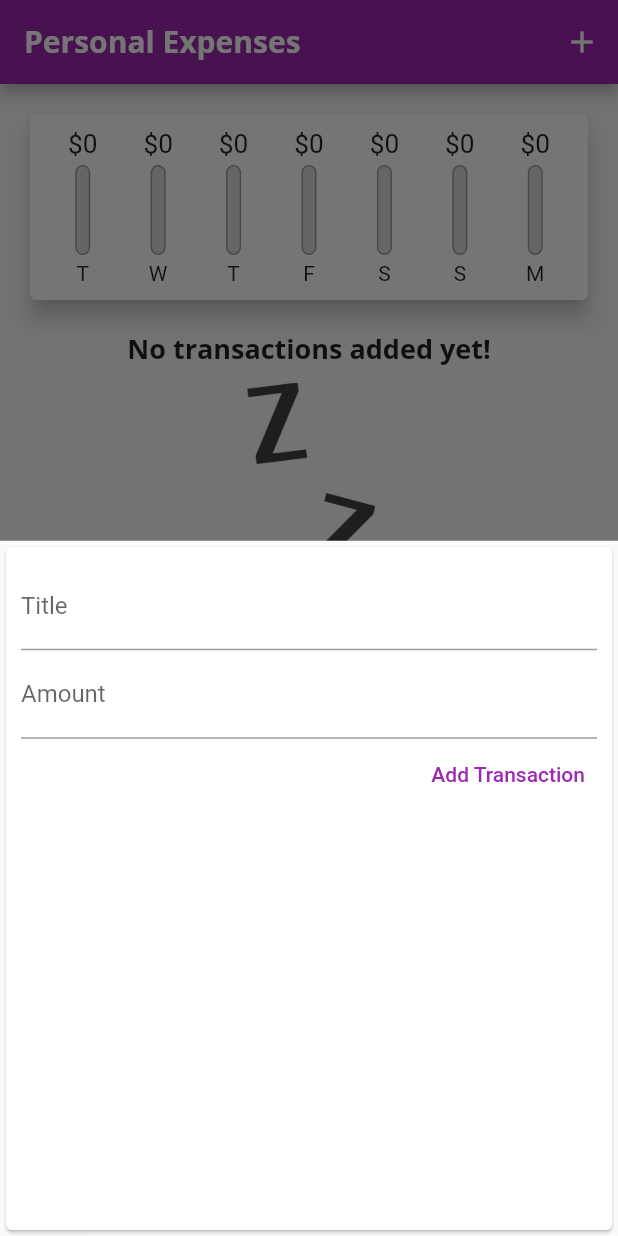
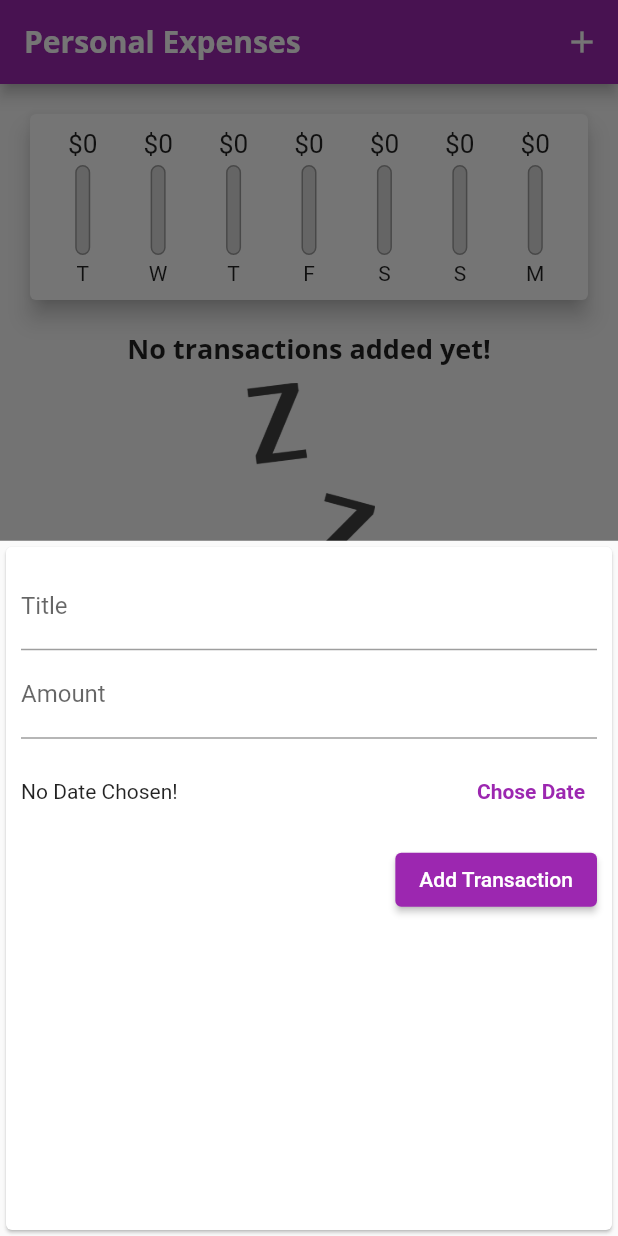
Before and after one commit to jortan02/personal_expenses_app, a Flutter app: the screen it shows after launch, after a tap on the "add" icon, on a phone screen of 412 x 824 dp. Run offline on Flutter 3.47's test engine with Material 2 defaults, Android fonts, the phone set to English and light mode, and no system bars.

Commit message:
Added delete feature

```diff
--- a/lib/main.dart
+++ b/lib/main.dart
@@ -52,16 +52,17 @@ class _MyHomePageState extends State<MyHomePage> {
 
   List<Transaction> get _recentTransactions {
     return _userTransactions.where((element) {
-      return element.date.isAfter(DateTime.now().subtract(const Duration(days: 7)));
+      return element.date
+          .isAfter(DateTime.now().subtract(const Duration(days: 7)));
     }).toList();
   }
 
-  void _addNewTransaction(String title, double amount) {
+  void _addNewTransaction(String title, double amount, DateTime date) {
     final newTx = Transaction(
         id: DateTime.now().toString(),
         title: title,
         amount: amount,
-        date: DateTime.now());
+        date: date);
     setState(() {
       _userTransactions.add(newTx);
     });
@@ -76,6 +77,14 @@ class _MyHomePageState extends State<MyHomePage> {
               behavior: HitTestBehavior.opaque,
               child: NewTransaction(addTransaction: _addNewTransaction));
         });
+  }
+
+  void _deleteTransaction(String id) {
+    setState(() {
+      _userTransactions.removeWhere((element) {
+        return element.id == id;
+      });
+    });
   }
 
   @override
@@ -94,7 +103,10 @@ class _MyHomePageState extends State<MyHomePage> {
           crossAxisAlignment: CrossAxisAlignment.start,
           children: <Widget>[
             Chart(recentTransactions: _recentTransactions),
-            TransactionList(transactions: _userTransactions)
+            TransactionList(
+              transactions: _userTransactions,
+              deleteTransaction: _deleteTransaction,
+            )
           ],
         ),
       ),
--- a/lib/widgets/chart.dart
+++ b/lib/widgets/chart.dart
@@ -47,7 +47,9 @@ class Chart extends StatelessWidget {
                 child: ChartBar(
                     label: (data["day"] as String),
                     spendingAmount: (data["amount"] as double),
-                spendingPercentage: totalSpending == 0.0 ? 0.0 : (data["amount"] as double) / totalSpending),
+                    spendingPercentage: totalSpending == 0.0
+                        ? 0.0
+                        : (data["amount"] as double) / totalSpending),
               );
             }).toList()),
       ),
--- a/lib/widgets/chart_bar.dart
+++ b/lib/widgets/chart_bar.dart
@@ -16,17 +16,17 @@ class ChartBar extends StatelessWidget {
   Widget build(BuildContext context) {
     return Column(
       children: [
-        Container(
+        SizedBox(
             height: 20,
             child: FittedBox(
                 child: Text("\$${spendingAmount.toStringAsFixed(0)}"))),
         const SizedBox(
           height: 4,
         ),
-        Container(
+        SizedBox(
           height: 60,
           width: 10,
-          child: Stack(children: [
+          child: Stack(alignment: Alignment.bottomCenter, children: [
             Container(
                 decoration: BoxDecoration(
                     border: Border.all(color: Colors.grey, width: 1.0),
--- a/lib/widgets/new_transaction.dart
+++ b/lib/widgets/new_transaction.dart
@@ -1,28 +1,49 @@
 import 'package:flutter/material.dart';
+import 'package:intl/intl.dart';
 
 class NewTransaction extends StatefulWidget {
   final Function addTransaction;
-  const NewTransaction({Key? key, required this.addTransaction}) : super(key: key);
+  const NewTransaction({Key? key, required this.addTransaction})
+      : super(key: key);
 
   @override
   State<NewTransaction> createState() => _NewTransactionState();
 }
 
 class _NewTransactionState extends State<NewTransaction> {
-  final titleController = TextEditingController();
+  final _titleController = TextEditingController();
+  final _amountController = TextEditingController();
+  DateTime? _selectedDate;
 
-  final amountController = TextEditingController();
+  void _submitTransaction() {
+    final enteredTitle = _titleController.text;
+    final enteredAmount = double.tryParse(_amountController.text);
 
-  void submitTransaction() {
-    final enteredTitle = titleController.text;
-    final enteredAmount = double.tryParse(amountController.text);
-
-    if (enteredTitle.isEmpty || enteredAmount == null || enteredAmount <= 0) {
+    if (enteredTitle.isEmpty ||
+        enteredAmount == null ||
+        enteredAmount <= 0 ||
+        _selectedDate == null) {
       return;
     }
 
-    widget.addTransaction(enteredTitle, enteredAmount);
+    widget.addTransaction(enteredTitle, enteredAmount, _selectedDate);
     Navigator.of(context).pop();
+  }
+
+  void _presentDatePicker() {
+    showDatePicker(
+            context: context,
+            initialDate: DateTime.now(),
+            firstDate: DateTime(2019),
+            lastDate: DateTime.now())
+        .then((pickedDate) {
+      if (pickedDate == null) {
+        return;
+      }
+      setState(() {
+        _selectedDate = pickedDate;
+      });
+    });
   }
 
   @override
@@ -33,17 +54,34 @@ class _NewTransactionState extends State<NewTransaction> {
         child: Column(crossAxisAlignment: CrossAxisAlignment.end, children: [
           TextField(
             decoration: const InputDecoration(labelText: "Title"),
-            controller: titleController,
-            onSubmitted: (_) => submitTransaction,
+            controller: _titleController,
+            onSubmitted: (_) => _submitTransaction,
           ),
           TextField(
             decoration: const InputDecoration(labelText: "Amount"),
-            controller: amountController,
+            controller: _amountController,
             keyboardType: TextInputType.number,
-            onSubmitted: (_) => submitTransaction,
+            onSubmitted: (_) => _submitTransaction,
           ),
-          TextButton(
-            onPressed: submitTransaction,
+          SizedBox(
+            height: 70,
+            child: Row(
+              children: [
+                Expanded(
+                    child: Text(_selectedDate == null
+                        ? "No Date Chosen!"
+                        : "Picked Date: ${DateFormat.yMd().format(_selectedDate!)}")),
+                TextButton(
+                    onPressed: _presentDatePicker,
+                    style: TextButton.styleFrom(
+                        textStyle:
+                            const TextStyle(fontWeight: FontWeight.bold)),
+                    child: const Text("Chose Date"))
+              ],
+            ),
+          ),
+          ElevatedButton(
+            onPressed: _submitTransaction,
             child: const Text("Add Transaction"),
           )
         ]),
--- a/lib/widgets/transaction_list.dart
+++ b/lib/widgets/transaction_list.dart
@@ -4,7 +4,9 @@ import './../models/transaction.dart';
 
 class TransactionList extends StatelessWidget {
   final List<Transaction> transactions;
-  const TransactionList({Key? key, required this.transactions})
+  final Function deleteTransaction;
+  const TransactionList(
+      {Key? key, required this.transactions, required this.deleteTransaction})
       : super(key: key);
 
   @override
@@ -22,7 +24,7 @@ class TransactionList extends StatelessWidget {
                 const SizedBox(
                   height: 10,
                 ),
-                Container(
+                SizedBox(
                     height: 200,
                     child: Image.asset("assets/images/waiting.png",
                         fit: BoxFit.cover))
@@ -45,7 +47,15 @@ class TransactionList extends StatelessWidget {
                     title: Text(transactions[index].title,
                         style: Theme.of(context).textTheme.headline5),
                     subtitle: Text(
-                          DateFormat.yMMMd().format(transactions[index].date))),
+                        DateFormat.yMMMd().format(transactions[index].date)),
+                    trailing: IconButton(
+                      onPressed: () {
+                        deleteTransaction(transactions[index].id);
+                      },
+                      icon: const Icon(Icons.delete),
+                      color: Theme.of(context).errorColor,
+                    ),
+                  ),
                 );
               },
               itemCount: transactions.length,
```
Lines whose indentation alone changed are shown as unchanged.
